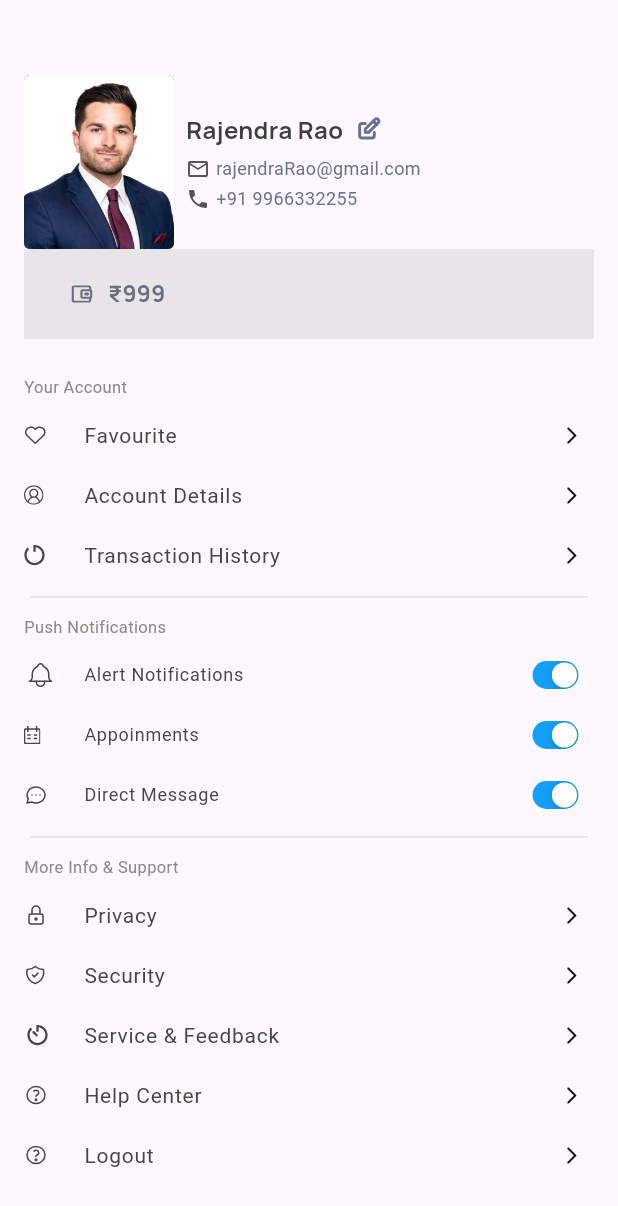
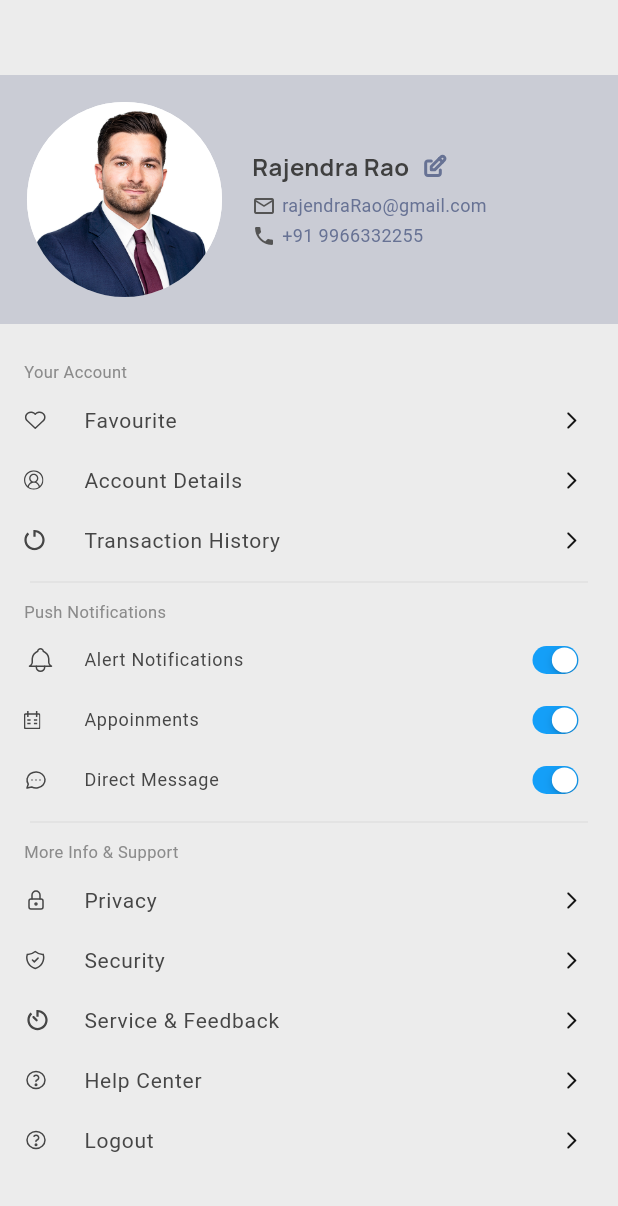
Before and after one commit to divyamittal-1712/user, a Flutter app: the SettingPage screen opened by its route, on a phone screen of 412 x 824 dp. Shown: the top 1206 px of the screen. Run offline on Flutter 3.47's test engine with Material 3 defaults, Android fonts, the phone set to English and light mode, and no system bars; drawn by our look-alikes of loader_overlay; our stand-ins replace cached_network_image, carousel_slider, dotted_border, dotted_decoration, flutter_native_splash, flutter_rating_bar and 8 more; missing offline and left inert: dart:ffi; accounts and stored records are empty; network calls fail; Roboto replaces fonts that are missing (Rubik).

Commit message:
screens bugs

```diff
--- a/lib/screens/home/bottom_navigation/appointment/views/appointment_detail_page.dart
+++ b/lib/screens/home/bottom_navigation/appointment/views/appointment_detail_page.dart
@@ -206,6 +206,10 @@ class AppointmentDetailPage extends StatelessWidget {
                 padding: const EdgeInsets.symmetric(vertical: 12),
                 child: Card(
                   color: AppColor.whiteColor,
+                  surfaceTintColor: AppColor.whiteColor,
+                  shape: RoundedRectangleBorder(
+                    borderRadius: BorderRadius.circular(8),
+                  ),
                   child: Padding(
                     padding: const EdgeInsets.only(
                         left: 15.0, top: 15.0, bottom: 15),
--- a/lib/screens/home/bottom_navigation/setting_page/view/setting_screen.dart
+++ b/lib/screens/home/bottom_navigation/setting_page/view/setting_screen.dart
@@ -18,6 +18,7 @@ class SettingPage extends StatelessWidget {
   @override
   Widget build(BuildContext context) {
     return Scaffold(
+      backgroundColor: AppColor.lightGray,
       body: Consumer<SettingProvider>(builder: (context, provider, child) {
         return SingleChildScrollView(
           child: Column(
@@ -206,17 +207,23 @@ class SettingPage extends StatelessWidget {
 
 Widget topLayout(BuildContext context) {
   return Padding(
-    padding: const EdgeInsets.symmetric(horizontal: 16.0),
+    padding: const EdgeInsets.symmetric(horizontal: 0.0),
+    child: Container(
+      color: AppColor.shadowBlueColor.withOpacity(0.3),
+      child: Padding(
+        padding: const EdgeInsets.symmetric(vertical: 18.0,horizontal: 8),
         child: Column(
           crossAxisAlignment: CrossAxisAlignment.start,
           children: [
             Row(
               children: [
-            Container(
-              width: 100,
-              height: 116,
-              padding: const EdgeInsets.symmetric(vertical: 12.0),
-              decoration: BoxDecoration(
+                Padding(
+                  padding: const EdgeInsets.only(left: 10.0),
+                  child: Container(
+                    width: 130,
+                    height: 130,
+                    // padding: const EdgeInsets.symmetric(vertical: 12.0),
+                    /*decoration: BoxDecoration(
                       // border: Border.all(color: Colors.black, width: 1),
                       borderRadius: BorderRadius.circular(4),
                       color: AppColor.blackOliveColor,
@@ -225,10 +232,20 @@ Widget topLayout(BuildContext context) {
                         fit: BoxFit
                             .cover, // You can change this to other fit options as needed
                       ),
+                    ),*/
+                    child: CircleAvatar(
+                      backgroundImage:
+                      AssetImage(AppAssets.consultantProfilePhoto),
+                      backgroundColor: AppColor.whiteColor,
+                      // maxRadius: 35,
+                      // minRadius: 35,
+                    ),
                   ),
                 ),
                 const SizedBox(width: 8.0),
-            Column(
+                Padding(
+                  padding: const EdgeInsets.only(left: 12.0),
+                  child: Column(
                     crossAxisAlignment: CrossAxisAlignment.start,
                     children: [
                       Row(
@@ -281,9 +298,10 @@ Widget topLayout(BuildContext context) {
                       ),
                     ],
                   ),
+                ),
               ],
             ),
-        Container(
+            /*Container(
               color: AppColor.lightSilverColor.withOpacity(0.6),
               padding: const EdgeInsets.all(20.0),
               width: double.infinity,
@@ -299,8 +317,10 @@ Widget topLayout(BuildContext context) {
                   )
                 ],
               ),
+            ),*/
+          ],
         ),
-      ],
+      ),
     ),
   );
 }
--- a/lib/screens/home/bottom_navigation/setting_page/view/write_review_page.dart
+++ b/lib/screens/home/bottom_navigation/setting_page/view/write_review_page.dart
@@ -228,6 +228,7 @@ class _WriteReviewScreenState extends State<WriteReviewScreen> {
       barrierColor: AppColor.whiteColor,
       builder: (context) {
         return Dialog(
+          surfaceTintColor: AppColor.whiteColor,
           shape: RoundedRectangleBorder(
             borderRadius: BorderRadius.circular(30.0),
           ),
--- a/lib/utils/app_colors.dart
+++ b/lib/utils/app_colors.dart
@@ -66,4 +66,5 @@ class AppColor{
   static Color davyFrayColor= const Color(0xff525252);
   static Color gainsBoroColor= const Color(0xffE0DEDE);
   static Color crayolaColor= const Color(0xff197BFF);
+  static Color shadowBlueColor= const Color(0xff7A83A1);
 }
--- a/pubspec.yaml
+++ b/pubspec.yaml
@@ -58,6 +58,9 @@ dependencies:
   calendar_date_picker2: ^1.0.6
   flutter_rating_bar: ^4.0.0
   smooth_page_indicator: ^1.1.0
+  dotted_border: ^2.0.0
+  dotted_line: ^3.0.0
+
 
 
 dev_dependencies:
```
Also changed, not shown: lib/screens/home/bottom_navigation/appointment/views/book_appointment_detail_page.dart (+10 -7 lines), lib/screens/home/bottom_navigation/appointment/views/book_appointment_page.dart (+7 -2 lines), lib/screens/home/bottom_navigation/consultant/views/consultant_detail_page.dart (+26 -4 lines), lib/screens/home/bottom_navigation/wallet_page/wallet_screen.dart (+9 -0 lines), pubspec.lock. Lines whose indentation alone changed are shown as unchanged.
